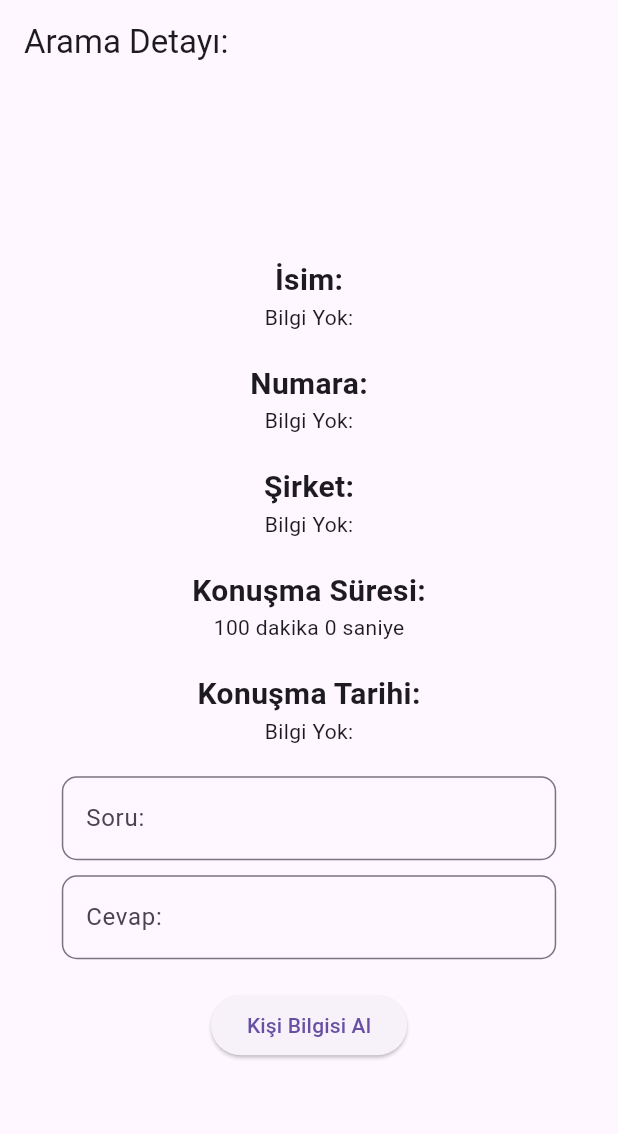
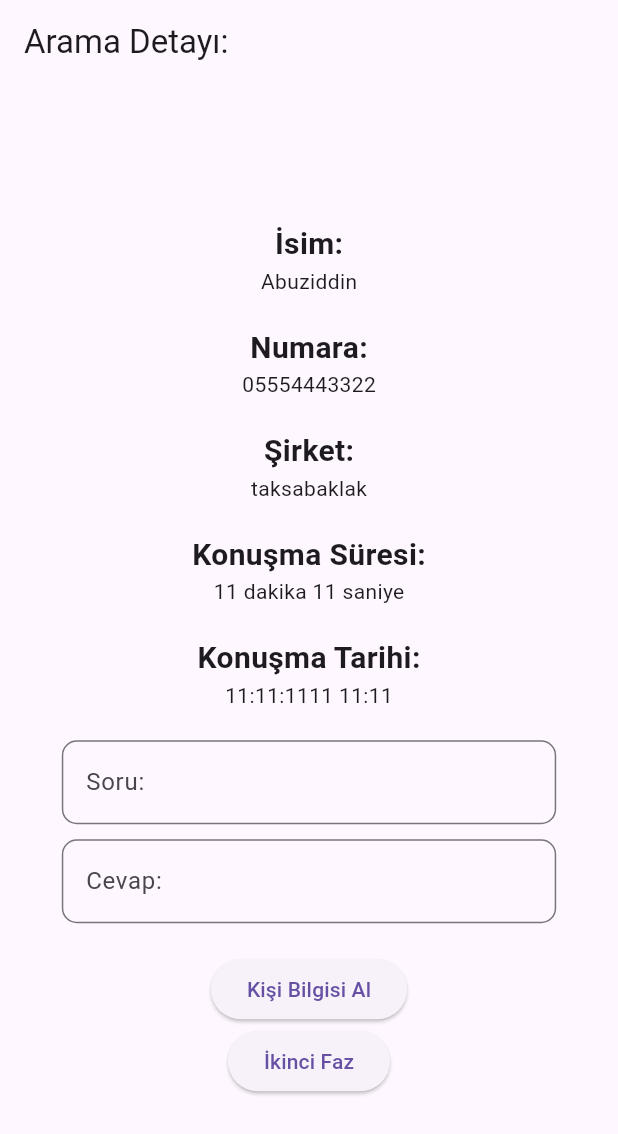
Before and after one commit to YuksD/asba, a Flutter app: the screen it shows after launch, on a phone screen of 412 x 824 dp. Shown: the top 1134 px of the screen. Run offline on Flutter 3.47's test engine with Material 3 defaults, Android fonts, the phone set to English and light mode, and no system bars; our stand-ins replace contacts_service, permission_handler, sqflite; missing offline and left inert: call_log; accounts and stored records are empty.

Commit message:
ikinci faz dahil edildi

```diff
--- a/lib/main.dart
+++ b/lib/main.dart
@@ -3,10 +3,12 @@ import 'screens/home_screen.dart';
 //import 'screens/input_screen.dart';
 
 void main() {
-  runApp(MyApp());
+  runApp(const MyApp());
 }
 
 class MyApp extends StatelessWidget {
+  const MyApp({super.key});
+
   @override
   Widget build(BuildContext context) {
     return MaterialApp(
--- a/lib/screens/home_screen.dart
+++ b/lib/screens/home_screen.dart
@@ -17,11 +17,17 @@ class HomeScreen extends StatefulWidget {
 
 class _HomeScreenState extends State<HomeScreen> {
   List<CallLogEntry> _callLogEntries = [];
-  String? isim;
-  String? numara;
-  String? sirket;
-  String? sure;
-  String? tarih;
+  String isim = 'Abuziddin';
+  String numara = '05554443322';
+  String sirket = 'taksabaklak';
+  String sure = '671';
+  String tarih = '11:11:1111 11:11';
+
+  String isim2 = 'Usman';
+  String numara2 = '05255252525';
+  String sirket2 = 'Taklaci';
+  String sure2 = '1322';
+  String tarih2 = '12:12:1212 12:12';
 
 
   @override
@@ -140,6 +146,13 @@ class _HomeScreenState extends State<HomeScreen> {
                 },
                 child: const Text(HomeScreenStrings.pullLastCallerButton),
               ),
+              ElevatedButton(onPressed: () {
+                 isim = isim2;
+                 numara = numara2;
+                 sirket = sirket2;
+                 sure = sure2;
+                 tarih = tarih2;
+              }, child: const Text('İkinci Faz'))
             ],
           ),
         ),
```
Also changed, not shown: pubspec.lock, 1 other file.
